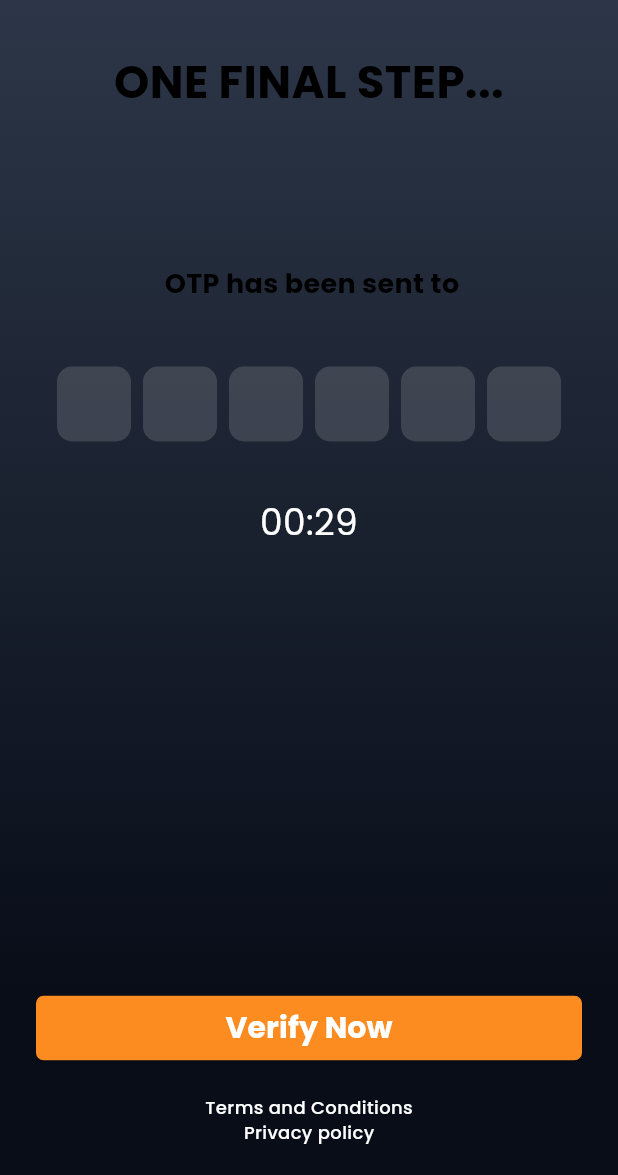
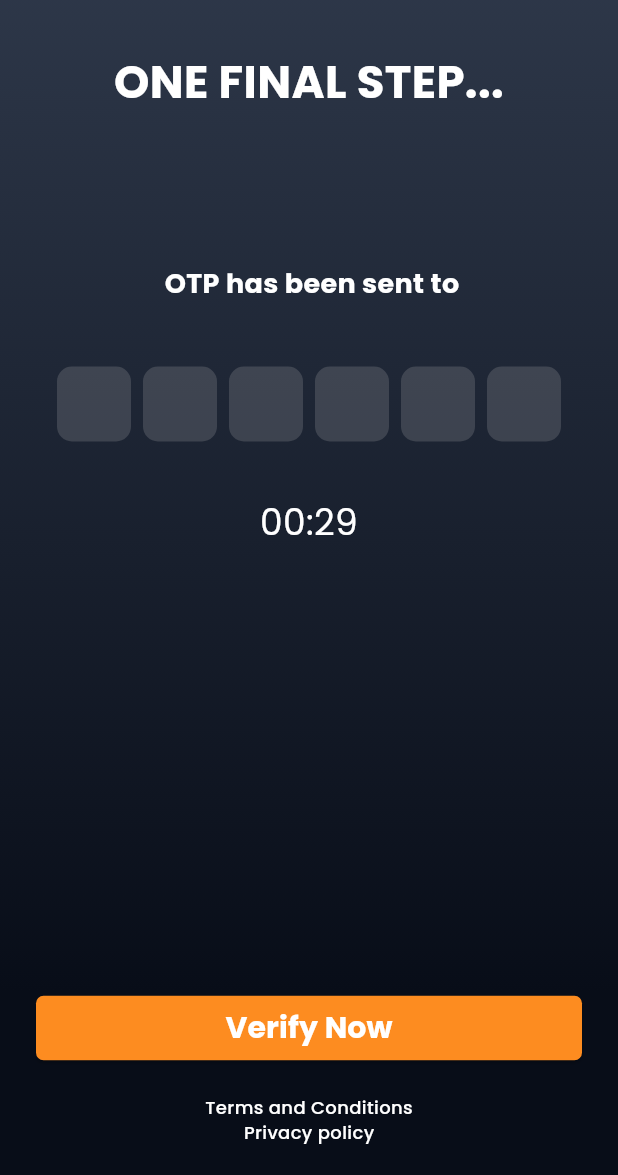
Before and after one commit to justsaagar/supplier-app, a Flutter app: the OtpVerificationScreen screen opened by its route, on a phone screen of 412 x 824 dp, the part 61-1236 px from its top. Run offline on Flutter 3.47's test engine with Material 2 defaults, Android fonts, the phone set to English and light mode, and no system bars; drawn by our look-alikes of pinput; our stand-ins replace cached_network_image, carousel_slider, cloud_firestore, dropdown_button2, firebase_core, flutter_svg and 15 more; missing offline and left inert: open_store; accounts and stored records are empty.

Commit message:
Integrate: storelogin api

```diff
--- a/lib/constant/string_constant.dart
+++ b/lib/constant/string_constant.dart
@@ -1 +1,5 @@
-class AppStringConstants {}
+class AppStringConstants {
+  static String storeName = '';
+  static String storeLogInId = '';
+  static String storeCategoryId = '';
+}
--- a/lib/screen/dashboard_module/profile_screen/edit_profile_screen.dart
+++ b/lib/screen/dashboard_module/profile_screen/edit_profile_screen.dart
@@ -9,6 +9,7 @@ import 'package:supplier/app/widget/app_text.dart';
 import 'package:supplier/app/widget/app_text_form_field.dart';
 import 'package:supplier/constant/app_asset.dart';
 import 'package:supplier/constant/color_constant.dart';
+import 'package:supplier/constant/string_constant.dart';
 import 'package:supplier/controller/edit_profile_controller.dart';
 import 'package:supplier/utils/utils.dart';
 
@@ -22,7 +23,7 @@ class EditProfileScreen extends StatelessWidget {
       init: EditProfileController(),
       builder: (EditProfileController editProfileController) {
         return Scaffold(
-          appBar: AppAppBar(title: 'Padyala Enterprises'),
+          appBar: AppAppBar(title: AppStringConstants.storeName),
           body: ListView(
             padding: EdgeInsets.all(24.px),
             children: [
--- a/lib/screen/dashboard_module/profile_screen/profile_screen.dart
+++ b/lib/screen/dashboard_module/profile_screen/profile_screen.dart
@@ -3,6 +3,7 @@ import 'package:get/get.dart';
 import 'package:responsive_sizer/responsive_sizer.dart';
 import 'package:supplier/app/widget/app_text.dart';
 import 'package:supplier/constant/color_constant.dart';
+import 'package:supplier/constant/string_constant.dart';
 import 'package:supplier/routes/route_helper.dart';
 import 'package:supplier/utils/utils.dart';
 
@@ -20,7 +21,7 @@ class ProfileScreen extends StatelessWidget {
           child: Row(
             children: [
               AppText(
-                'Padyala enterprises',
+                AppStringConstants.storeName,
                 color: AppColorConstant.appYellow,
                 fontSize: 20.px,
                 fontWeight: FontWeight.w600,
--- a/lib/screen/otp_verification_screen/otp_verification_screen.dart
+++ b/lib/screen/otp_verification_screen/otp_verification_screen.dart
@@ -55,6 +55,7 @@ class OtpVerificationScreen extends StatelessWidget {
                       fontSize: 30.px,
                       fontWeight: FontWeight.w600,
                       textAlign: TextAlign.center,
+                      color: AppColorConstant.appWhite,
                     ),
                     SizedBox(height: 100.px),
                     AppText(
@@ -62,6 +63,7 @@ class OtpVerificationScreen extends StatelessWidget {
                       fontWeight: FontWeight.w700,
                       fontSize: 18.px,
                       textAlign: TextAlign.center,
+                      color: AppColorConstant.appWhite,
                     ),
                     SizedBox(height: 16.px),
                     Padding(
@@ -128,7 +130,10 @@ class OtpVerificationScreen extends StatelessWidget {
               buttonName: 'Verify Now',
               fontSize: 20.px,
               padding: const EdgeInsets.symmetric(horizontal: 24),
-              onPressed: () => Get.toNamed(RouteHelper.getPendingVerificationRoute()),
+              onPressed: () {
+                final loginController = Get.find<LoginController>();
+                loginController.mobileVerify();
+              },
             ),
             SizedBox(height: 20.px),
             AppText('Terms and Conditions',
--- a/lib/service/rest_service.dart
+++ b/lib/service/rest_service.dart
@@ -20,6 +20,8 @@ class RestConstants {
   //     ======================= API EndPoints =======================     //
   final String logInWithPhone = 'api-auth/verify/phone';
   final String sendOtp = 'api-auth/send/otp';
+  final String storeLoginOtp = 'api-auth/store/login/otp';
+  final String storeProfile = 'api-auth/store/profile';
 }
 
 class RestServices {
--- a/lib/utils/shared_preference.dart
+++ b/lib/utils/shared_preference.dart
@@ -2,6 +2,9 @@ import 'package:shared_preferences/shared_preferences.dart';
 
 const String authenticateUser = 'authenticateUser';
 const String authenticationToken = 'authenticationToken';
+const String storeLogInId = 'storeLogInId';
+const String storeCategoryId = 'storeCategoryId';
+const String storeName = 'storeName';
 
 Future<bool> checkPrefKey(String key) async {
   final prefs = await SharedPreferences.getInstance();
```
Also changed, not shown: lib/app/widget/app_app_bar.dart (+1 -6 lines), lib/controller/dashboard_controller.dart (+8 -0 lines), lib/controller/login_controller.dart (+28 -1 lines), lib/screen/dashboard_module/dashboard_screen.dart (+11 -1 lines).
